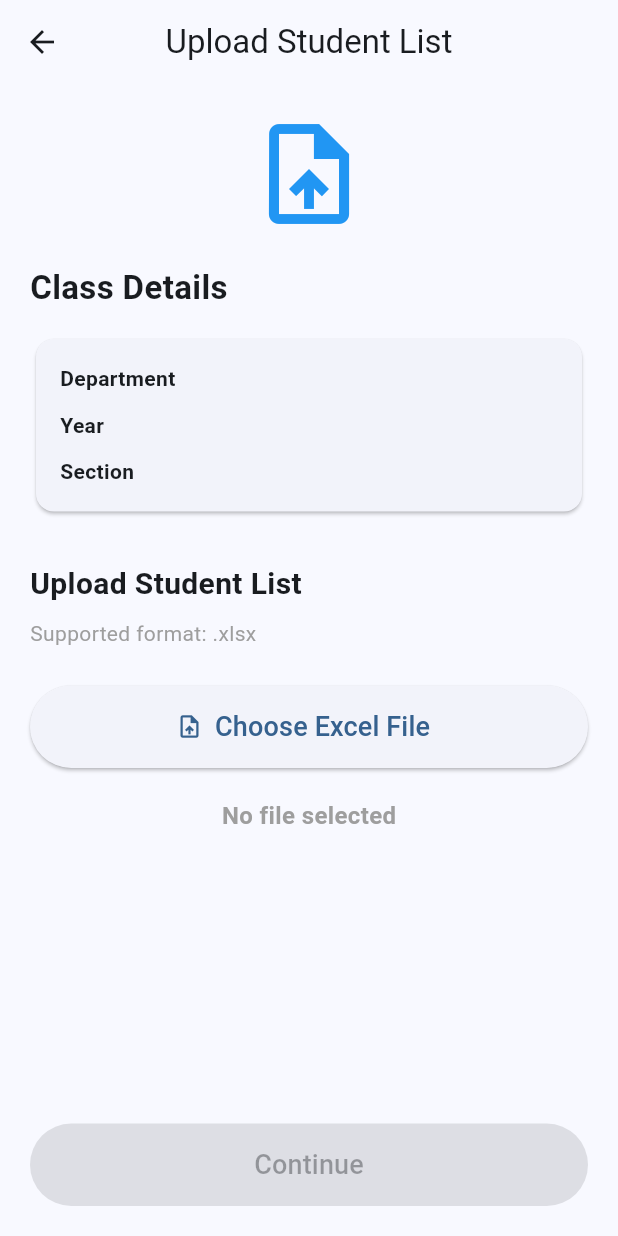
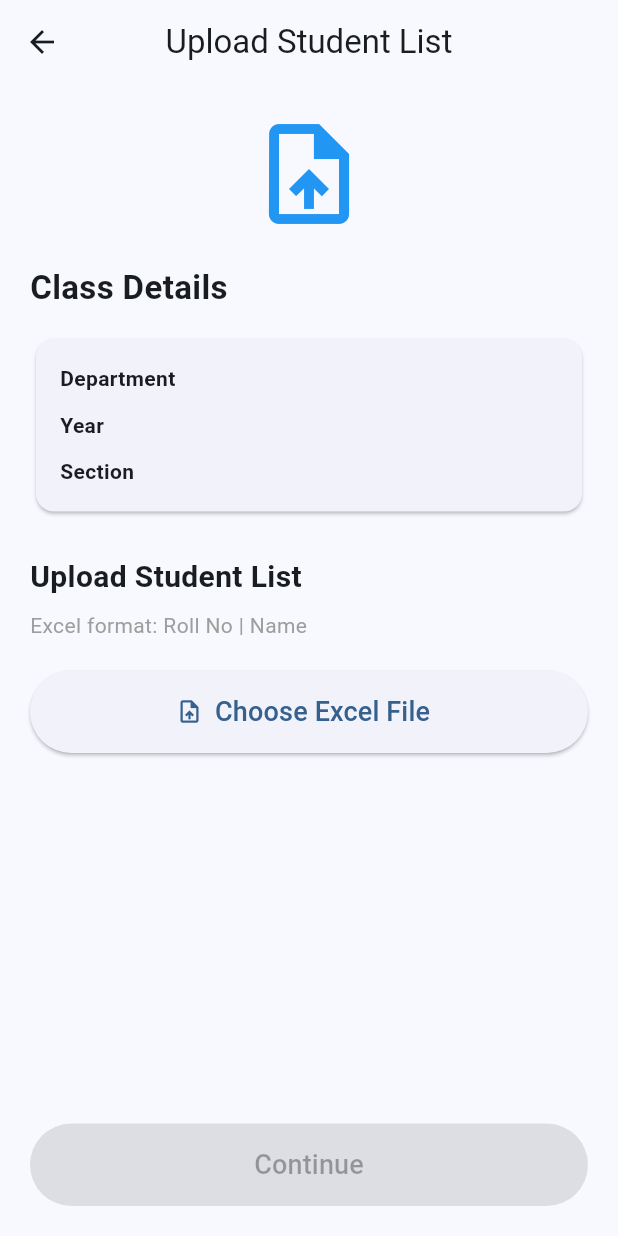
Before and after one commit to vikashraj31/smart_attendance_app, a Flutter app: the UploadStudentListScreen screen opened directly with empty values, on a phone screen of 412 x 824 dp. Run offline on Flutter 3.47's test engine with Material 3 defaults, Android fonts, the phone set to English and light mode, and no system bars; our stand-ins replace firebase_auth, firebase_core, google_sign_in; missing offline and left inert: file_selector, mobile_scanner, spreadsheet_decoder; accounts and stored records are empty.

Commit message:
Fix Excel student list upload

```diff
--- a/lib/screens/upload_student_list_screen.dart
+++ b/lib/screens/upload_student_list_screen.dart
@@ -1,5 +1,6 @@
+import 'package:file_selector/file_selector.dart';
 import 'package:flutter/material.dart';
-import 'package:file_selector/file_selector.dart';
+import 'package:spreadsheet_decoder/spreadsheet_decoder.dart';
 
 class UploadStudentListScreen extends StatefulWidget {
   final String department;
@@ -20,8 +21,11 @@ class UploadStudentListScreen extends StatefulWidget {
 
 class _UploadStudentListScreenState
     extends State<UploadStudentListScreen> {
+  XFile? selectedFile;
 
-  XFile? selectedFile;
+  bool isReading = false;
+
+  List<Map<String, String>> students = [];
 
   Future<void> _pickExcelFile() async {
     try {
@@ -34,15 +38,126 @@ class _UploadStudentListScreenState
         acceptedTypeGroups: [excelType],
       );
 
-      if (file != null) {
+      if (file == null) {
+        return;
+      }
+
       setState(() {
         selectedFile = file;
+        students = [];
+        isReading = true;
       });
-      }
+
+      await _readExcelFile(file);
     } catch (e) {
+      if (!mounted) return;
+
+      setState(() {
+        isReading = false;
+        students = [];
+      });
+
       ScaffoldMessenger.of(context).showSnackBar(
         SnackBar(
           content: Text("Error: $e"),
+        ),
+      );
+    }
+  }
+
+  Future<void> _readExcelFile(XFile file) async {
+    try {
+      final bytes = await file.readAsBytes();
+
+      final decoder = SpreadsheetDecoder.decodeBytes(bytes);
+
+      if (decoder.tables.isEmpty) {
+        throw Exception("No sheet found in Excel file.");
+      }
+
+      // Get first sheet
+      final String sheetName = decoder.tables.keys.first;
+
+      final table = decoder.tables[sheetName];
+
+      if (table == null) {
+        throw Exception("Could not open Excel sheet.");
+      }
+
+      final rows = table.rows;
+
+      if (rows.length < 2) {
+        throw Exception(
+          "Excel file must contain a header and at least one student.",
+        );
+      }
+
+      final List<Map<String, String>> extractedStudents = [];
+
+      // Start from row 1 because row 0 is:
+      // Roll No | Name
+      for (int i = 1; i < rows.length; i++) {
+        final row = rows[i];
+
+        if (row.isEmpty) {
+          continue;
+        }
+
+        String rollNo = "";
+        String name = "";
+
+        if (row.length > 0 && row[0] != null) {
+          rollNo = row[0].toString().trim();
+        }
+
+        if (row.length > 1 && row[1] != null) {
+          name = row[1].toString().trim();
+        }
+
+        // Skip incomplete rows
+        if (rollNo.isEmpty || name.isEmpty) {
+          continue;
+        }
+
+        extractedStudents.add({
+          "rollNo": rollNo,
+          "name": name,
+        });
+      }
+
+      if (extractedStudents.isEmpty) {
+        throw Exception(
+          "No valid students found in the Excel file.",
+        );
+      }
+
+      if (!mounted) return;
+
+      setState(() {
+        students = extractedStudents;
+        isReading = false;
+      });
+
+      ScaffoldMessenger.of(context).showSnackBar(
+        SnackBar(
+          content: Text(
+            "${extractedStudents.length} students loaded successfully.",
+          ),
+        ),
+      );
+    } catch (e) {
+      if (!mounted) return;
+
+      setState(() {
+        isReading = false;
+        students = [];
+      });
+
+      ScaffoldMessenger.of(context).showSnackBar(
+        SnackBar(
+          content: Text(
+            "Could not read Excel file: $e",
+          ),
         ),
       );
     }
@@ -55,12 +170,14 @@ class _UploadStudentListScreenState
         title: const Text("Upload Student List"),
         centerTitle: true,
       ),
+
       body: Padding(
         padding: const EdgeInsets.all(20),
+
         child: Column(
           crossAxisAlignment: CrossAxisAlignment.start,
+
           children: [
-
             const Center(
               child: Icon(
                 Icons.upload_file,
@@ -84,16 +201,20 @@ class _UploadStudentListScreenState
             Card(
               child: Padding(
                 padding: const EdgeInsets.all(16),
+
                 child: Column(
                   children: [
-
                     Row(
                       children: [
                         const Text(
                           "Department",
-                          style: TextStyle(fontWeight: FontWeight.bold),
+                          style: TextStyle(
+                            fontWeight: FontWeight.bold,
                           ),
+                        ),
+
                         const Spacer(),
+
                         Text(widget.department),
                       ],
                     ),
@@ -104,9 +225,13 @@ class _UploadStudentListScreenState
                       children: [
                         const Text(
                           "Year",
-                          style: TextStyle(fontWeight: FontWeight.bold),
+                          style: TextStyle(
+                            fontWeight: FontWeight.bold,
                           ),
+                        ),
+
                         const Spacer(),
+
                         Text(widget.year),
                       ],
                     ),
@@ -117,9 +242,13 @@ class _UploadStudentListScreenState
                       children: [
                         const Text(
                           "Section",
-                          style: TextStyle(fontWeight: FontWeight.bold),
+                          style: TextStyle(
+                            fontWeight: FontWeight.bold,
                           ),
+                        ),
+
                         const Spacer(),
+
                         Text(widget.section),
                       ],
                     ),
@@ -128,7 +257,7 @@ class _UploadStudentListScreenState
               ),
             ),
 
-            const SizedBox(height: 30),
+            const SizedBox(height: 25),
 
             const Text(
               "Upload Student List",
@@ -141,62 +270,131 @@ class _UploadStudentListScreenState
             const SizedBox(height: 8),
 
             const Text(
-              "Supported format: .xlsx",
-              style: TextStyle(color: Colors.grey),
-            ),
-
-            const SizedBox(height: 25),
-
-            SizedBox(
-              width: double.infinity,
-              height: 55,
-              child: ElevatedButton.icon(
-                onPressed: _pickExcelFile,
-                icon: const Icon(Icons.upload_file),
-                label: const Text(
-                  "Choose Excel File",
-                  style: TextStyle(fontSize: 18),
-                ),
+              "Excel format: Roll No | Name",
+              style: TextStyle(
+                color: Colors.grey,
               ),
             ),
 
             const SizedBox(height: 20),
 
+            SizedBox(
+              width: double.infinity,
+              height: 55,
+
+              child: ElevatedButton.icon(
+                onPressed: isReading
+                    ? null
+                    : _pickExcelFile,
+
+                icon: const Icon(
+                  Icons.upload_file,
+                ),
+
+                label: Text(
+                  isReading
+                      ? "Reading Excel..."
+                      : "Choose Excel File",
+
+                  style: const TextStyle(
+                    fontSize: 18,
+                  ),
+                ),
+              ),
+            ),
+
+            const SizedBox(height: 15),
+
+            if (selectedFile != null)
               Center(
                 child: Text(
-                selectedFile == null
-                    ? "No file selected"
-                    : selectedFile!.name,
-                style: TextStyle(
-                  color: selectedFile == null
-                      ? Colors.grey
-                      : Colors.green,
+                  selectedFile!.name,
+
+                  style: const TextStyle(
+                    color: Colors.green,
                     fontWeight: FontWeight.bold,
                     fontSize: 16,
                   ),
                 ),
               ),
 
+            if (isReading) ...[
+              const SizedBox(height: 20),
+
+              const Center(
+                child: CircularProgressIndicator(),
+              ),
+            ],
+
+            if (students.isNotEmpty) ...[
+              const SizedBox(height: 20),
+
+              Text(
+                "Students Found: ${students.length}",
+
+                style: const TextStyle(
+                  fontSize: 18,
+                  fontWeight: FontWeight.bold,
+                ),
+              ),
+
+              const SizedBox(height: 10),
+
+              Expanded(
+                child: ListView.builder(
+                  itemCount: students.length,
+
+                  itemBuilder: (context, index) {
+                    final student = students[index];
+
+                    return Card(
+                      child: ListTile(
+                        leading: CircleAvatar(
+                          child: Text(
+                            "${index + 1}",
+                          ),
+                        ),
+
+                        title: Text(
+                          student["name"]!,
+                        ),
+
+                        subtitle: Text(
+                          "Roll No: ${student["rollNo"]}",
+                        ),
+                      ),
+                    );
+                  },
+                ),
+              ),
+            ] else ...[
               const Spacer(),
+            ],
 
             SizedBox(
               width: double.infinity,
               height: 55,
+
               child: ElevatedButton(
-                onPressed: selectedFile == null
+                onPressed: students.isEmpty
                     ? null
                     : () {
-                        ScaffoldMessenger.of(context).showSnackBar(
+                        ScaffoldMessenger.of(context)
+                            .showSnackBar(
                           SnackBar(
                             content: Text(
-                              "${selectedFile!.name} selected successfully.",
+                              "${students.length} students ready to upload.",
                             ),
                           ),
                         );
                       },
+
                 child: const Text(
                   "Continue",
-                  style: TextStyle(fontSize: 18),
+
+                  style: TextStyle(
+                    fontSize: 18,
+                  ),
                 ),
               ),
             ),
--- a/pubspec.yaml
+++ b/pubspec.yaml
@@ -41,6 +41,8 @@ dependencies:
   mobile_scanner: ^6.0.2
   qr_flutter: ^4.1.0
   file_selector: ^1.0.3
+  excel: ^4.0.6
+  spreadsheet_decoder: ^2.3.0
 dev_dependencies:
   flutter_test:
     sdk: flutter
```
Also changed, not shown: pubspec.lock. Lines whose indentation alone changed are shown as unchanged.
